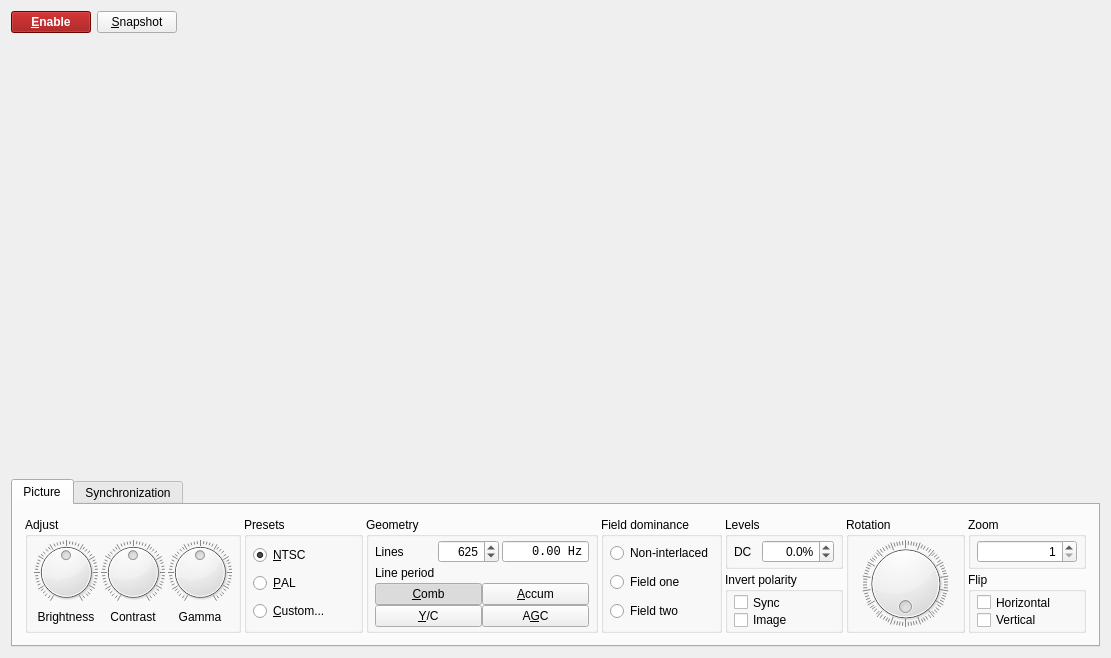
The window that ui/TVProcessorTab.ui (BatchDrake/SigDigger) describes before a commit, drawn with Qt 5.
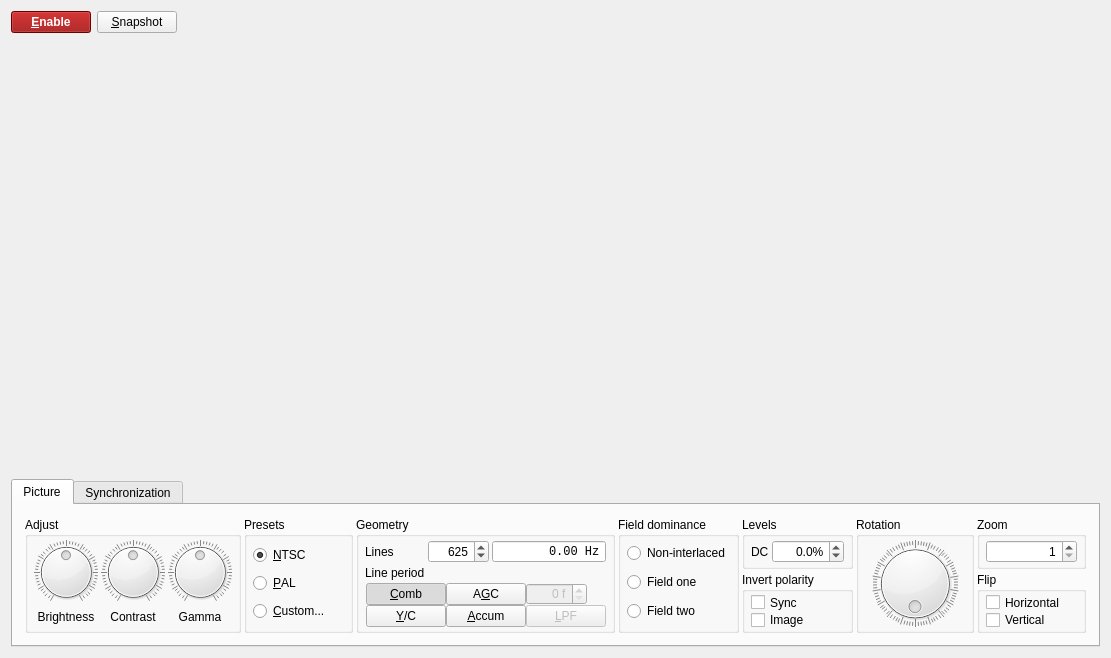
The same window after the commit. Custom widgets are drawn as their Qt base class.

Commit message: Add one-pole filter accumulation feature to TVDisplayTab

Diff of the .ui file:
```diff
--- a/ui/TVProcessorTab.ui
+++ b/ui/TVProcessorTab.ui
@@ -694,7 +694,7 @@
               <widget class="QWidget" name="widget" native="true">
                <layout class="QGridLayout" name="gridLayout_2">
                 <property name="leftMargin">
-                 <number>0</number>
+                 <number>1</number>
                 </property>
                 <property name="topMargin">
                  <number>0</number>
@@ -708,7 +708,7 @@
                 <property name="spacing">
                  <number>0</number>
                 </property>
-                <item row="0" column="0">
+                <item row="1" column="0">
                  <widget class="QPushButton" name="combFilterCheck">
                   <property name="sizePolicy">
                    <sizepolicy hsizetype="Preferred" vsizetype="Fixed">
@@ -727,7 +727,23 @@
                   </property>
                  </widget>
                 </item>
-                <item row="0" column="2">
+                <item row="2" column="0">
+                 <widget class="QPushButton" name="swapCombFilterButton">
+                  <property name="sizePolicy">
+                   <sizepolicy hsizetype="Preferred" vsizetype="Fixed">
+                    <horstretch>0</horstretch>
+                    <verstretch>0</verstretch>
+                   </sizepolicy>
+                  </property>
+                  <property name="text">
+                   <string>&amp;Y/C</string>
+                  </property>
+                  <property name="checkable">
+                   <bool>true</bool>
+                  </property>
+                 </widget>
+                </item>
+                <item row="2" column="2">
                  <widget class="QPushButton" name="accumButton">
                   <property name="sizePolicy">
                    <sizepolicy hsizetype="Preferred" vsizetype="Fixed">
@@ -759,16 +775,41 @@
                   </property>
                  </widget>
                 </item>
-                <item row="1" column="0">
-                 <widget class="QPushButton" name="swapCombFilterButton">
+                <item row="1" column="3">
+                 <widget class="QSpinBox" name="accumSpinBox">
+                  <property name="enabled">
+                   <bool>false</bool>
+                  </property>
                   <property name="sizePolicy">
-                   <sizepolicy hsizetype="Preferred" vsizetype="Fixed">
+                   <sizepolicy hsizetype="Fixed" vsizetype="Fixed">
+                    <horstretch>0</horstretch>
+                    <verstretch>0</verstretch>
+                   </sizepolicy>
+                  </property>
+                  <property name="alignment">
+                   <set>Qt::AlignRight|Qt::AlignTrailing|Qt::AlignVCenter</set>
+                  </property>
+                  <property name="suffix">
+                   <string> f</string>
+                  </property>
+                  <property name="maximum">
+                   <number>9999</number>
+                  </property>
+                 </widget>
+                </item>
+                <item row="2" column="3">
+                 <widget class="QPushButton" name="lpfButton">
+                  <property name="enabled">
+                   <bool>false</bool>
+                  </property>
+                  <property name="sizePolicy">
+                   <sizepolicy hsizetype="Fixed" vsizetype="Fixed">
                     <horstretch>0</horstretch>
                     <verstretch>0</verstretch>
                    </sizepolicy>
                   </property>
                   <property name="text">
-                   <string>&amp;Y/C</string>
+                   <string>&amp;LPF</string>
                   </property>
                   <property name="checkable">
                    <bool>true</bool>
```
The commit also changes 2 other files.
